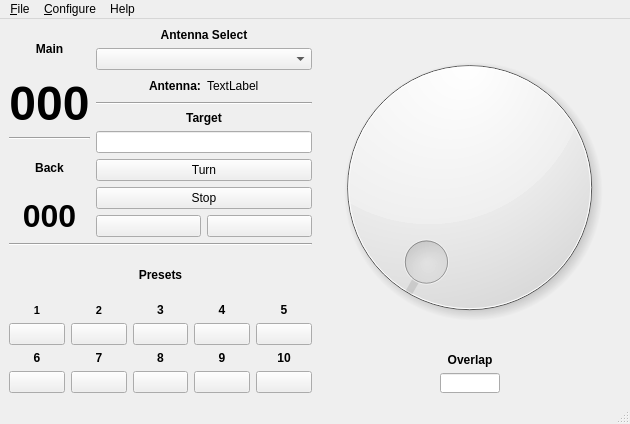
Old version of the form mqt/MqtRotator/rotatormainwindow.ui in the repository zsteva/backup-minos2.
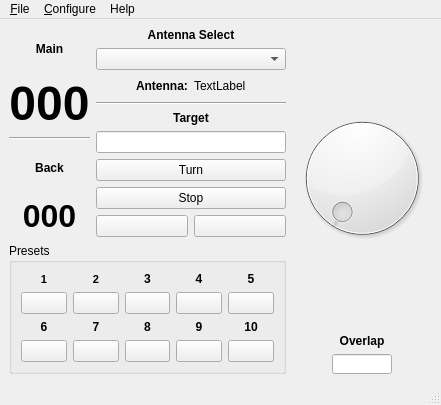
New version of the form. Custom widgets are drawn as their Qt base class.

Commit message: Redo parts of forms to get the right minimum sizes

Patch:
```diff
--- a/mqt/MqtRotator/rotatormainwindow.ui
+++ b/mqt/MqtRotator/rotatormainwindow.ui
@@ -2,35 +2,13 @@
 <ui version="4.0">
  <class>RotatorMainWindow</class>
  <widget class="QMainWindow" name="RotatorMainWindow">
-  <property name="geometry">
-   <rect>
-    <x>0</x>
-    <y>0</y>
-    <width>630</width>
-    <height>424</height>
-   </rect>
-  </property>
-  <property name="sizePolicy">
-   <sizepolicy hsizetype="Preferred" vsizetype="Preferred">
-    <horstretch>0</horstretch>
-    <verstretch>0</verstretch>
-   </sizepolicy>
-  </property>
-  <property name="minimumSize">
-   <size>
-    <width>630</width>
-    <height>375</height>
-   </size>
-  </property>
   <property name="windowTitle">
    <string>Minos Rotator</string>
   </property>
   <widget class="QWidget" name="centralwidget">
-   <layout class="QVBoxLayout" name="verticalLayout_5">
+   <layout class="QHBoxLayout" name="horizontalLayout_5">
     <item>
-     <layout class="QHBoxLayout" name="horizontalLayout_6">
-      <item>
-       <layout class="QVBoxLayout" name="verticalLayout">
+     <layout class="QVBoxLayout" name="verticalLayout_15">
         <item>
          <layout class="QHBoxLayout" name="horizontalLayout_3">
           <item>
@@ -260,89 +238,136 @@
          </layout>
         </item>
         <item>
-         <layout class="QVBoxLayout" name="verticalLayout_6">
-          <item>
-           <widget class="Line" name="line">
-            <property name="orientation">
-             <enum>Qt::Horizontal</enum>
-            </property>
-           </widget>
-          </item>
-          <item>
-           <widget class="QLabel" name="label">
-            <property name="font">
-             <font>
-              <weight>75</weight>
-              <bold>true</bold>
-             </font>
-            </property>
-            <property name="text">
+       <widget class="QGroupBox" name="groupBox">
+        <property name="title">
              <string>Presets</string>
             </property>
-            <property name="alignment">
-             <set>Qt::AlignCenter</set>
-            </property>
-           </widget>
-          </item>
-          <item>
            <layout class="QGridLayout" name="gridLayout">
-            <item row="1" column="3">
-             <widget class="QPushButton" name="presetButton4">
+         <item row="0" column="0">
+          <layout class="QVBoxLayout" name="verticalLayout_5">
+           <item>
+            <widget class="QLabel" name="label_2">
+             <property name="font">
+              <font>
+               <pointsize>8</pointsize>
+               <weight>75</weight>
+               <bold>true</bold>
+              </font>
+             </property>
+             <property name="layoutDirection">
+              <enum>Qt::LeftToRight</enum>
+             </property>
               <property name="text">
-               <string/>
+              <string>1</string>
+             </property>
+             <property name="alignment">
+              <set>Qt::AlignCenter</set>
               </property>
              </widget>
             </item>
-            <item row="1" column="0">
+           <item>
              <widget class="QPushButton" name="presetButton1">
               <property name="text">
                <string/>
               </property>
              </widget>
             </item>
-            <item row="4" column="4">
-             <widget class="QPushButton" name="presetButton10">
+          </layout>
+         </item>
+         <item row="0" column="1">
+          <layout class="QVBoxLayout" name="verticalLayout_6">
+           <item>
+            <widget class="QLabel" name="label_3">
+             <property name="font">
+              <font>
+               <pointsize>8</pointsize>
+               <weight>75</weight>
+               <bold>true</bold>
+              </font>
+             </property>
+             <property name="layoutDirection">
+              <enum>Qt::LeftToRight</enum>
+             </property>
               <property name="text">
-               <string/>
-              </property>
-             </widget>
-            </item>
-            <item row="4" column="1">
-             <widget class="QPushButton" name="presetButton7">
+              <string>2</string>
+             </property>
+             <property name="alignment">
+              <set>Qt::AlignCenter</set>
+             </property>
+            </widget>
+           </item>
+           <item>
+            <widget class="QPushButton" name="presetButton2">
               <property name="text">
                <string/>
               </property>
              </widget>
             </item>
-            <item row="1" column="2">
+          </layout>
+         </item>
+         <item row="0" column="2">
+          <layout class="QVBoxLayout" name="verticalLayout_7">
+           <item>
+            <widget class="QLabel" name="label_6">
+             <property name="font">
+              <font>
+               <weight>75</weight>
+               <bold>true</bold>
+              </font>
+             </property>
+             <property name="layoutDirection">
+              <enum>Qt::LeftToRight</enum>
+             </property>
+             <property name="text">
+              <string>3</string>
+             </property>
+             <property name="alignment">
+              <set>Qt::AlignCenter</set>
+             </property>
+            </widget>
+           </item>
+           <item>
              <widget class="QPushButton" name="presetButton3">
               <property name="text">
                <string/>
               </property>
              </widget>
             </item>
-            <item row="4" column="0">
-             <widget class="QPushButton" name="presetButton6">
-              <property name="text">
-               <string/>
-              </property>
-             </widget>
-            </item>
-            <item row="4" column="2">
-             <widget class="QPushButton" name="presetButton8">
+          </layout>
+         </item>
+         <item row="0" column="3">
+          <layout class="QVBoxLayout" name="verticalLayout_8">
+           <item>
+            <widget class="QLabel" name="label_7">
+             <property name="font">
+              <font>
+               <weight>75</weight>
+               <bold>true</bold>
+              </font>
+             </property>
+             <property name="layoutDirection">
+              <enum>Qt::LeftToRight</enum>
+             </property>
               <property name="text">
-               <string/>
-              </property>
-             </widget>
-            </item>
-            <item row="4" column="3">
-             <widget class="QPushButton" name="presetButton9">
+              <string>4</string>
+             </property>
+             <property name="alignment">
+              <set>Qt::AlignCenter</set>
+             </property>
+            </widget>
+           </item>
+           <item>
+            <widget class="QPushButton" name="presetButton4">
               <property name="text">
                <string/>
               </property>
              </widget>
+           </item>
+          </layout>
             </item>
             <item row="0" column="4">
+          <layout class="QVBoxLayout" name="verticalLayout_9">
+           <item>
              <widget class="QLabel" name="label_8">
               <property name="font">
                <font>
@@ -361,41 +386,18 @@
               </property>
              </widget>
             </item>
-            <item row="1" column="4">
+           <item>
              <widget class="QPushButton" name="presetButton5">
               <property name="text">
                <string/>
               </property>
              </widget>
             </item>
-            <item row="0" column="0">
-             <widget class="QLabel" name="label_2">
-              <property name="font">
-               <font>
-                <pointsize>8</pointsize>
-                <weight>75</weight>
-                <bold>true</bold>
-               </font>
-              </property>
-              <property name="layoutDirection">
-               <enum>Qt::LeftToRight</enum>
-              </property>
-              <property name="text">
-               <string>1</string>
-              </property>
-              <property name="alignment">
-               <set>Qt::AlignCenter</set>
-              </property>
-             </widget>
-            </item>
-            <item row="1" column="1">
-             <widget class="QPushButton" name="presetButton2">
-              <property name="text">
-               <string/>
-              </property>
-             </widget>
-            </item>
-            <item row="2" column="0">
+          </layout>
+         </item>
+         <item row="1" column="0">
+          <layout class="QVBoxLayout" name="verticalLayout_10">
+           <item>
              <widget class="QLabel" name="label_9">
               <property name="font">
                <font>
@@ -414,7 +416,18 @@
               </property>
              </widget>
             </item>
-            <item row="2" column="1">
+           <item>
+            <widget class="QPushButton" name="presetButton6">
+             <property name="text">
+              <string/>
+             </property>
+            </widget>
+           </item>
+          </layout>
+         </item>
+         <item row="1" column="1">
+          <layout class="QVBoxLayout" name="verticalLayout_11">
+           <item>
              <widget class="QLabel" name="label_10">
               <property name="font">
                <font>
@@ -433,65 +446,18 @@
               </property>
              </widget>
             </item>
-            <item row="2" column="3">
-             <widget class="QLabel" name="label_12">
-              <property name="font">
-               <font>
-                <weight>75</weight>
-                <bold>true</bold>
-               </font>
-              </property>
-              <property name="layoutDirection">
-               <enum>Qt::LeftToRight</enum>
-              </property>
+           <item>
+            <widget class="QPushButton" name="presetButton7">
               <property name="text">
-               <string>9</string>
-              </property>
-              <property name="alignment">
-               <set>Qt::AlignCenter</set>
-              </property>
-             </widget>
-            </item>
-            <item row="0" column="1">
-             <widget class="QLabel" name="label_3">
-              <property name="font">
-               <font>
-                <pointsize>8</pointsize>
-                <weight>75</weight>
-                <bold>true</bold>
-               </font>
-              </property>
-              <property name="layoutDirection">
-               <enum>Qt::LeftToRight</enum>
-              </property>
-              <property name="text">
-               <string>2</string>
-              </property>
-              <property name="alignment">
-               <set>Qt::AlignCenter</set>
-              </property>
-             </widget>
-            </item>
-            <item row="0" column="3">
-             <widget class="QLabel" name="label_7">
-              <property name="font">
-               <font>
-                <weight>75</weight>
-                <bold>true</bold>
-               </font>
-              </property>
-              <property name="layoutDirection">
-               <enum>Qt::LeftToRight</enum>
-              </property>
-              <property name="text">
-               <string>4</string>
-              </property>
-              <property name="alignment">
-               <set>Qt::AlignCenter</set>
-              </property>
-             </widget>
-            </item>
-            <item row="2" column="2">
+              <string/>
+             </property>
+            </widget>
+           </item>
+          </layout>
+         </item>
+         <item row="1" column="2">
+          <layout class="QVBoxLayout" name="verticalLayout_12">
+           <item>
              <widget class="QLabel" name="label_11">
               <property name="font">
                <font>
@@ -510,7 +476,48 @@
               </property>
              </widget>
             </item>
-            <item row="2" column="4">
+           <item>
+            <widget class="QPushButton" name="presetButton8">
+             <property name="text">
+              <string/>
+             </property>
+            </widget>
+           </item>
+          </layout>
+         </item>
+         <item row="1" column="3">
+          <layout class="QVBoxLayout" name="verticalLayout_13">
+           <item>
+            <widget class="QLabel" name="label_12">
+             <property name="font">
+              <font>
+               <weight>75</weight>
+               <bold>true</bold>
+              </font>
+             </property>
+             <property name="layoutDirection">
+              <enum>Qt::LeftToRight</enum>
+             </property>
+             <property name="text">
+              <string>9</string>
+             </property>
+             <property name="alignment">
+              <set>Qt::AlignCenter</set>
+             </property>
+            </widget>
+           </item>
+           <item>
+            <widget class="QPushButton" name="presetButton9">
+             <property name="text">
+              <string/>
+             </property>
+            </widget>
+           </item>
+          </layout>
+         </item>
+         <item row="1" column="4">
+          <layout class="QVBoxLayout" name="verticalLayout_14">
+           <item>
              <widget class="QLabel" name="label_13">
               <property name="font">
                <font>
@@ -529,28 +536,17 @@
               </property>
              </widget>
             </item>
-            <item row="0" column="2">
-             <widget class="QLabel" name="label_6">
-              <property name="font">
-               <font>
-                <weight>75</weight>
-                <bold>true</bold>
-               </font>
-              </property>
-              <property name="layoutDirection">
-               <enum>Qt::LeftToRight</enum>
-              </property>
+           <item>
+            <widget class="QPushButton" name="presetButton10">
               <property name="text">
-               <string>3</string>
-              </property>
-              <property name="alignment">
-               <set>Qt::AlignCenter</set>
-              </property>
+              <string/>
+             </property>
              </widget>
             </item>
            </layout>
           </item>
          </layout>
+       </widget>
         </item>
        </layout>
       </item>
@@ -564,16 +560,10 @@
             <verstretch>0</verstretch>
            </sizepolicy>
           </property>
-          <property name="minimumSize">
-           <size>
-            <width>220</width>
-            <height>220</height>
-           </size>
-          </property>
          </widget>
         </item>
         <item>
-         <layout class="QHBoxLayout" name="horizontalLayout_5">
+       <layout class="QHBoxLayout" name="horizontalLayout_2">
           <item>
            <spacer name="horizontalSpacer">
             <property name="orientation">
@@ -588,7 +578,7 @@
            </spacer>
           </item>
           <item>
-           <layout class="QVBoxLayout" name="verticalLayout_8">
+         <layout class="QVBoxLayout" name="verticalLayout">
             <item>
              <widget class="QLabel" name="overlap">
               <property name="font">
@@ -606,8 +596,6 @@
              </widget>
             </item>
             <item>
-             <layout class="QHBoxLayout" name="horizontalLayout_2">
-              <item>
                <widget class="QLineEdit" name="overlaplineEdit">
                 <property name="sizePolicy">
                  <sizepolicy hsizetype="Fixed" vsizetype="Fixed">
@@ -631,8 +619,6 @@
               </item>
              </layout>
             </item>
-           </layout>
-          </item>
           <item>
            <spacer name="horizontalSpacer_2">
             <property name="orientation">
@@ -651,15 +637,13 @@
        </layout>
       </item>
      </layout>
-    </item>
-   </layout>
   </widget>
   <widget class="QMenuBar" name="menubar">
    <property name="geometry">
     <rect>
      <x>0</x>
      <y>0</y>
-     <width>630</width>
+     <width>634</width>
      <height>21</height>
     </rect>
    </property>
```
Left out of the diff: 3 changed lines with no effect on the pictures. Lines whose indentation alone changed are shown as unchanged. The commit also changes 8 other files.
